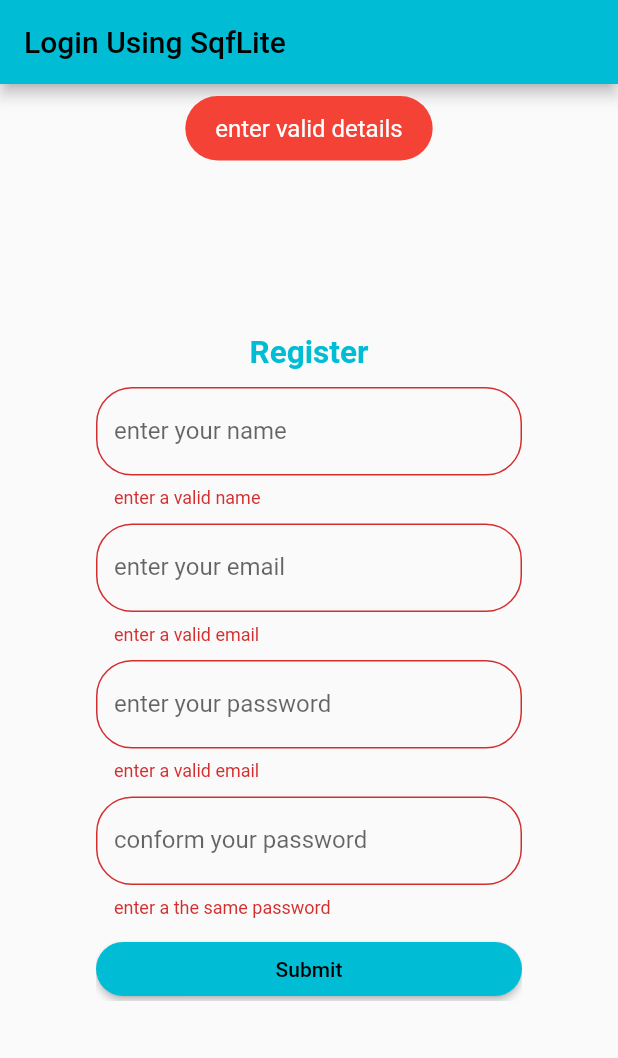
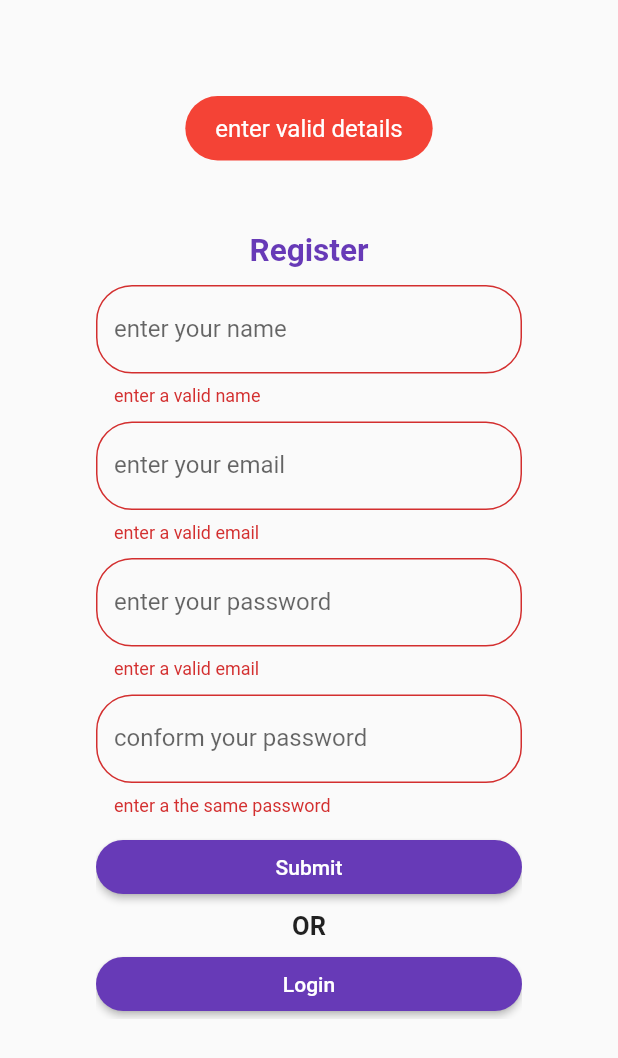
Before and after one commit to albin2771git/login_using_sqflite2, a Flutter app: the SignUp screen opened directly, after a tap on "Submit", on a phone screen of 412 x 824 dp. Shown: the top 1058 px of the screen. Run offline on Flutter 3.47's test engine with Material 2 defaults, Android fonts, the light colour scheme and no system bars; our stand-ins replace fluttertoast, lottie, sqflite; accounts and stored records are empty; network calls fail.

Commit message:
last commit

```diff
--- a/lib/screens/signUp.dart
+++ b/lib/screens/signUp.dart
@@ -3,6 +3,7 @@ import 'package:flutter/src/widgets/container.dart';
 import 'package:flutter/src/widgets/framework.dart';
 import 'package:fluttertoast/fluttertoast.dart';
 import 'package:login_using_sqflite2/screens/HomeScreen.dart';
+import 'package:login_using_sqflite2/screens/loginPage.dart';
 import 'package:login_using_sqflite2/screens/sucess.dart';
 import 'package:login_using_sqflite2/sql_helper.dart';
 
@@ -25,26 +26,12 @@ class _SignUpState extends State<SignUp> {
   //----------for loading animation when date fetching from database-------
   bool isLoading = true;
 
-  void refreshdata() async {
-    final data = await Sql_Helper.getItems();
-    setState(() {
-      signUpdata = data;
-      isLoading = false;
-    });
-  }
-
-  // @override
-  // void initState() {
-  //   super.initState();
-  //   refreshdata(); // Loading the diary when the app starts
-  // }
-
 //--------add item-----------//
   Future<void> addItem() async {
     await Sql_Helper.createItem(
         name.text, email.text, password.text, Conformpassword.text);
 
-    refreshdata();
+    // refreshdata();
   }
 
   bool viewPassword = true;
@@ -53,10 +40,6 @@ class _SignUpState extends State<SignUp> {
   @override
   Widget build(BuildContext context) {
     return Scaffold(
-      appBar: AppBar(
-        centerTitle: false,
-        title: Text('Login Using SqfLite'),
-      ),
       body: Form(
         key: formkey,
         child: Center(
@@ -64,7 +47,7 @@ class _SignUpState extends State<SignUp> {
           color: Colors.transparent,
           margin: EdgeInsets.all(20),
           width: 300,
-          height: 470,
+          height: 550,
           child: Padding(
             padding: const EdgeInsets.all(8.0),
             child: ListView(
@@ -78,7 +61,7 @@ class _SignUpState extends State<SignUp> {
                         style: TextStyle(
                             fontSize: 21,
                             fontWeight: FontWeight.bold,
-                            color: Colors.cyan),
+                            color: Colors.deepPurple),
                       )),
                 ),
                 Padding(
@@ -190,7 +173,29 @@ class _SignUpState extends State<SignUp> {
                         }
                       },
                       child: Text('Submit')),
-                )
+                ),
+                SizedBox(
+                  height: 5,
+                ),
+                Align(
+                    alignment: Alignment.center,
+                    child: Text(
+                      "OR",
+                      style:
+                          TextStyle(fontSize: 17, fontWeight: FontWeight.bold),
+                    )),
+                SizedBox(
+                  height: 5,
+                ),
+                ElevatedButton(
+                    style: ButtonStyle(
+                        shape: MaterialStateProperty.all(RoundedRectangleBorder(
+                            borderRadius: BorderRadius.circular(30)))),
+                    onPressed: () {
+                      Navigator.push(context,
+                          MaterialPageRoute(builder: (context) => LoginPage()));
+                    },
+                    child: Text('Login')),
               ],
             ),
           ),
```
Also changed, not shown: lib/main.dart (+3 -6 lines), lib/screens/HomeScreen.dart (+19 -3 lines), lib/screens/firstScreen.dart (added, +68 -0 lines), lib/screens/loginPage.dart (+31 -22 lines), lib/screens/secondScreen.dart (added, +33 -0 lines), lib/sql_helper.dart (+25 -3 lines).
